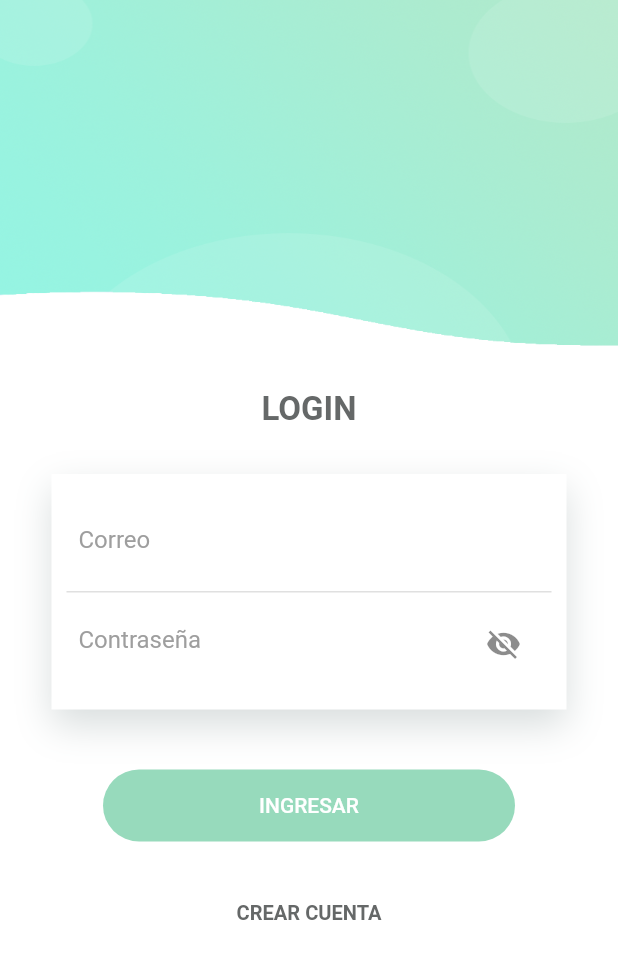
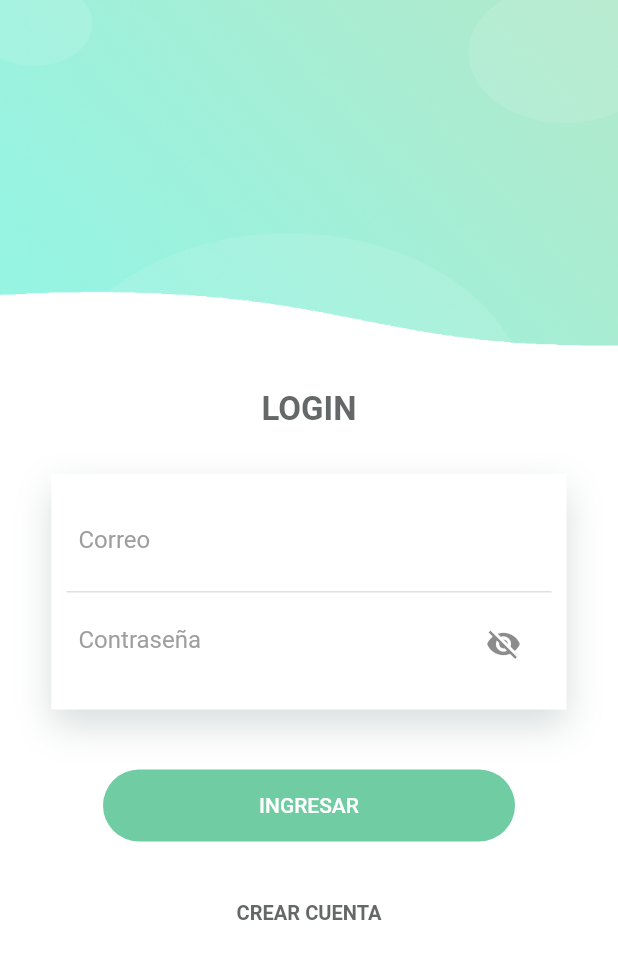
Before and after one commit to arrecis59/ui-client, a Flutter app: the screen it shows after launch, on a phone screen of 412 x 824 dp. Shown: the top 959 px of the screen. Run offline on Flutter 3.47's test engine with Material 2 defaults, Android fonts, the light colour scheme and no system bars; our stand-ins replace image_picker, shared_preferences; missing offline and left inert: mime_type; statements that could not run were skipped.

Commit message:
cambio de color login page

```diff
--- a/lib/src/pages/login_page.dart
+++ b/lib/src/pages/login_page.dart
@@ -121,7 +121,7 @@ class _LoginPageState extends State<LoginPage> {
             child: FlatButton(
             shape:
               RoundedRectangleBorder(borderRadius: BorderRadius.circular(50.0)),
-              color: Color.fromRGBO(47, 181, 121, 0.5),
+              color: Color.fromRGBO(47, 181, 121, 0.69),
               textColor: Colors.white,
               child: Text(
               'Ingresar'.toUpperCase(),
```
